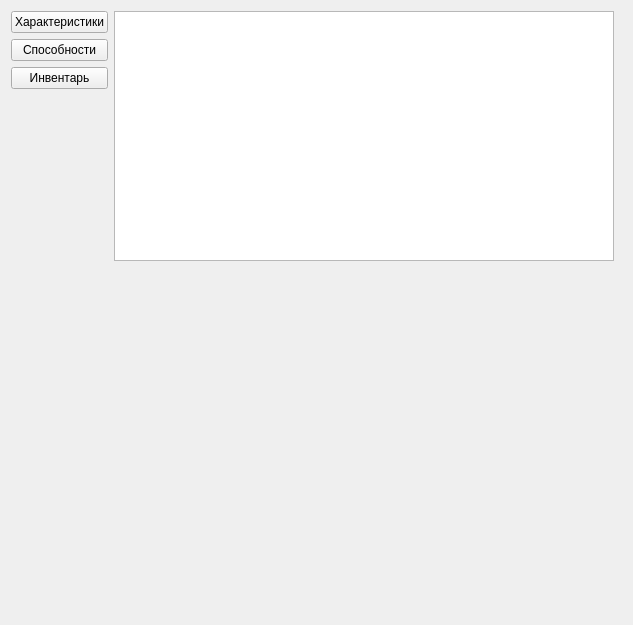
Qt form gui/game_widget.ui (Miklene/Arena) before a commit.
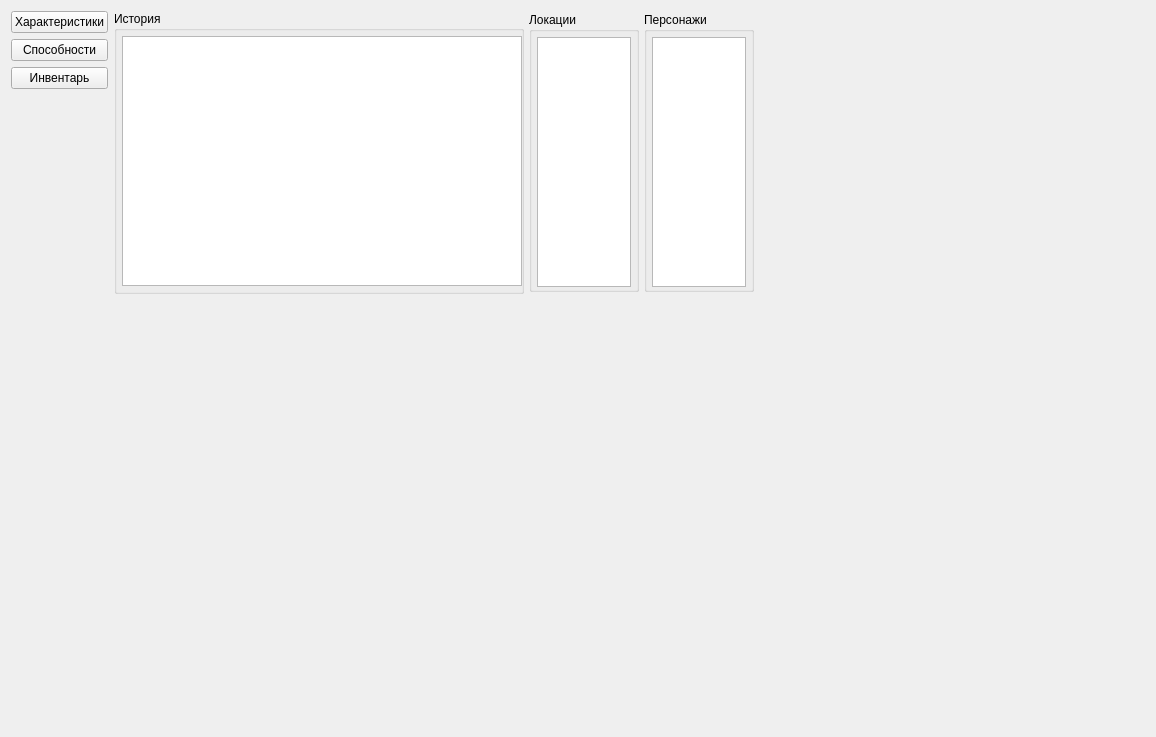
The same form after that commit.

Diff of the .ui file:
```diff
--- a/gui/game_widget.ui
+++ b/gui/game_widget.ui
@@ -6,27 +6,14 @@
    <rect>
     <x>0</x>
     <y>0</y>
-    <width>633</width>
-    <height>625</height>
+    <width>1156</width>
+    <height>737</height>
    </rect>
   </property>
   <property name="windowTitle">
    <string>Игра</string>
   </property>
   <layout class="QGridLayout" name="gridLayout">
-   <item row="0" column="4">
-    <spacer name="horizontalSpacer">
-     <property name="orientation">
-      <enum>Qt::Horizontal</enum>
-     </property>
-     <property name="sizeHint" stdset="0">
-      <size>
-       <width>40</width>
-       <height>20</height>
-      </size>
-     </property>
-    </spacer>
-   </item>
    <item row="0" column="0">
     <layout class="QVBoxLayout" name="verticalLayout">
      <item>
@@ -65,23 +52,173 @@
      </item>
     </layout>
    </item>
-   <item row="0" column="2">
+   <item row="0" column="1">
     <layout class="QVBoxLayout" name="verticalLayout_2">
+     <property name="spacing">
+      <number>0</number>
+     </property>
      <item>
-      <widget class="QPlainTextEdit" name="log">
-       <property name="minimumSize">
-        <size>
-         <width>500</width>
-         <height>250</height>
-        </size>
+      <layout class="QHBoxLayout" name="layout_info">
+       <property name="spacing">
+        <number>5</number>
        </property>
-       <property name="maximumSize">
-        <size>
-         <width>500</width>
-         <height>250</height>
-        </size>
+       <property name="sizeConstraint">
+        <enum>QLayout::SetMinimumSize</enum>
        </property>
-      </widget>
+       <item>
+        <widget class="QGroupBox" name="groupBox_2">
+         <property name="sizePolicy">
+          <sizepolicy hsizetype="Preferred" vsizetype="Minimum">
+           <horstretch>0</horstretch>
+           <verstretch>0</verstretch>
+          </sizepolicy>
+         </property>
+         <property name="maximumSize">
+          <size>
+           <width>410</width>
+           <height>560</height>
+          </size>
+         </property>
+         <property name="title">
+          <string>История</string>
+         </property>
+         <layout class="QVBoxLayout" name="verticalLayout_4" stretch="0">
+          <property name="spacing">
+           <number>6</number>
+          </property>
+          <property name="leftMargin">
+           <number>5</number>
+          </property>
+          <property name="topMargin">
+           <number>5</number>
+          </property>
+          <property name="rightMargin">
+           <number>5</number>
+          </property>
+          <property name="bottomMargin">
+           <number>5</number>
+          </property>
+          <item>
+           <widget class="QPlainTextEdit" name="log">
+            <property name="minimumSize">
+             <size>
+              <width>400</width>
+              <height>250</height>
+             </size>
+            </property>
+            <property name="maximumSize">
+             <size>
+              <width>400</width>
+              <height>250</height>
+             </size>
+            </property>
+           </widget>
+          </item>
+         </layout>
+        </widget>
+       </item>
+       <item>
+        <widget class="QGroupBox" name="groupBox">
+         <property name="sizePolicy">
+          <sizepolicy hsizetype="Preferred" vsizetype="Minimum">
+           <horstretch>0</horstretch>
+           <verstretch>0</verstretch>
+          </sizepolicy>
+         </property>
+         <property name="maximumSize">
+          <size>
+           <width>110</width>
+           <height>280</height>
+          </size>
+         </property>
+         <property name="title">
+          <string>Локации</string>
+         </property>
+         <layout class="QVBoxLayout" name="verticalLayout_3">
+          <property name="leftMargin">
+           <number>5</number>
+          </property>
+          <property name="topMargin">
+           <number>5</number>
+          </property>
+          <property name="rightMargin">
+           <number>5</number>
+          </property>
+          <property name="bottomMargin">
+           <number>5</number>
+          </property>
+          <item>
+           <widget class="QListWidget" name="list_locations">
+            <property name="minimumSize">
+             <size>
+              <width>80</width>
+              <height>250</height>
+             </size>
+            </property>
+            <property name="maximumSize">
+             <size>
+              <width>100</width>
+              <height>250</height>
+             </size>
+            </property>
+            <property name="viewMode">
+             <enum>QListView::ListMode</enum>
+            </property>
+           </widget>
+          </item>
+         </layout>
+        </widget>
+       </item>
+       <item>
+        <widget class="QGroupBox" name="groupBox_3">
+         <property name="sizePolicy">
+          <sizepolicy hsizetype="Preferred" vsizetype="Minimum">
+           <horstretch>0</horstretch>
+           <verstretch>0</verstretch>
+          </sizepolicy>
+         </property>
+         <property name="maximumSize">
+          <size>
+           <width>110</width>
+           <height>280</height>
+          </size>
+         </property>
+         <property name="title">
+          <string>Персонажи</string>
+         </property>
+         <layout class="QVBoxLayout" name="verticalLayout_5">
+          <property name="leftMargin">
+           <number>5</number>
+          </property>
+          <property name="topMargin">
+           <number>5</number>
+          </property>
+          <property name="rightMargin">
+           <number>5</number>
+          </property>
+          <property name="bottomMargin">
+           <number>5</number>
+          </property>
+          <item>
+           <widget class="QListWidget" name="listWidget">
+            <property name="minimumSize">
+             <size>
+              <width>80</width>
+              <height>250</height>
+             </size>
+            </property>
+            <property name="maximumSize">
+             <size>
+              <width>100</width>
+              <height>250</height>
+             </size>
+            </property>
+           </widget>
+          </item>
+         </layout>
+        </widget>
+       </item>
+      </layout>
      </item>
      <item>
       <layout class="QVBoxLayout" name="layout_choice_buttons"/>
@@ -91,10 +228,13 @@
        <property name="orientation">
         <enum>Qt::Vertical</enum>
        </property>
+       <property name="sizeType">
+        <enum>QSizePolicy::Expanding</enum>
+       </property>
        <property name="sizeHint" stdset="0">
         <size>
-         <width>20</width>
-         <height>40</height>
+         <width>0</width>
+         <height>0</height>
         </size>
        </property>
       </spacer>
@@ -104,6 +244,32 @@
    <item row="0" column="3">
     <layout class="QVBoxLayout" name="widget_container"/>
    </item>
+   <item row="0" column="3">
+    <spacer name="horizontalSpacer">
+     <property name="orientation">
+      <enum>Qt::Horizontal</enum>
+     </property>
+     <property name="sizeHint" stdset="0">
+      <size>
+       <width>40</width>
+       <height>20</height>
+      </size>
+     </property>
+    </spacer>
+   </item>
+   <item row="1" column="0">
+    <spacer name="verticalSpacer_3">
+     <property name="orientation">
+      <enum>Qt::Vertical</enum>
+     </property>
+     <property name="sizeHint" stdset="0">
+      <size>
+       <width>20</width>
+       <height>40</height>
+      </size>
+     </property>
+    </spacer>
+   </item>
   </layout>
  </widget>
  <resources/>
```
Left out of the diff: 2 changed lines with no effect on the pictures.
